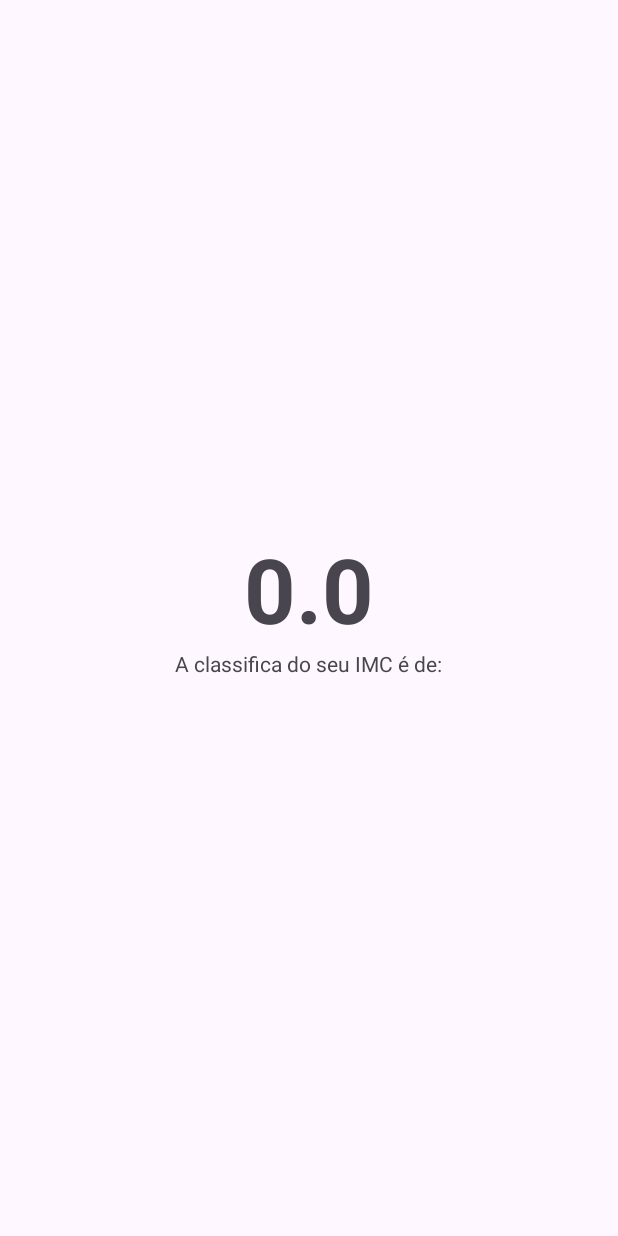
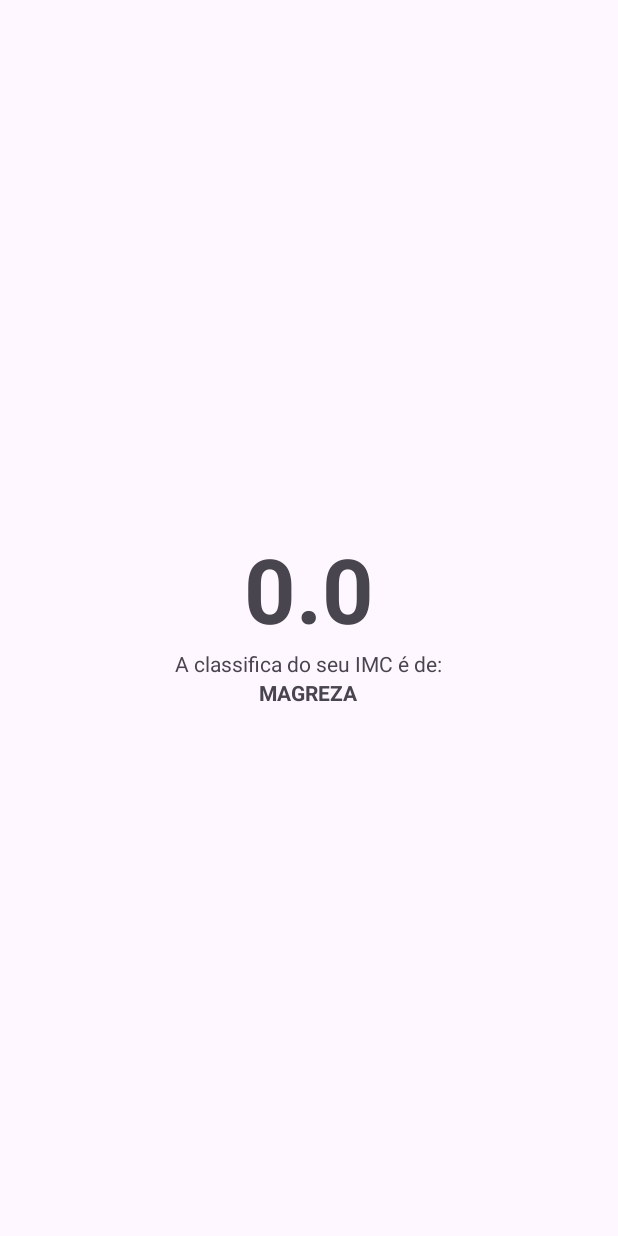
Before and after one commit to gui12carmo/calculadoraIMC, an Android app: the resultActivity screen opened directly, with no data from a screen before it, on a phone screen of 412 x 824 dp. Run offline under Robolectric (Android 15) with nearby library versions, the phone set to English and light mode, and no system bars.

Commit message:
O processo de mostrar todos os dados na outra tela foi concluido.

```diff
--- a/app/src/main/java/com/comunidadedevspace/imc/resultActivity.kt
+++ b/app/src/main/java/com/comunidadedevspace/imc/resultActivity.kt
@@ -20,10 +20,21 @@ class resultActivity : AppCompatActivity() {
 
 
         val tvResult = findViewById<TextView>(R.id.tv_result)
-        val tvClassificacao = findViewById<TextView>(R.id.tv_classificacao_label)
-
+        val tvClassificacao = findViewById<TextView>(R.id.tv_resultado)
         tvResult.text = result.toString()
 
-        println("o valor do seu IMC é de: " + result)
+        val classificacao: String? = if(result <= 18.5f){
+            "MAGREZA"
+        }else if(result > 18.5f && result <= 24.9f){
+            "NORMAL"
+        }else if(result > 25f && result <= 29.9f){
+            "SOBREPESO"
+        }else if(result > 30f && result <= 39.9f){
+            "OBESIDADE"
+        }else {
+            "OBESIDADE GRAVE"
+        }
+
+        tvClassificacao.text = classificacao
     }
 }
```
